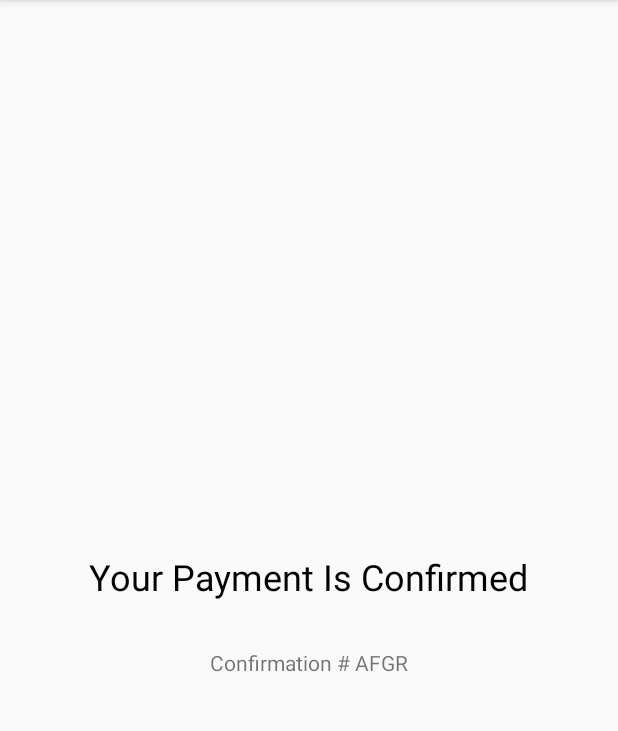
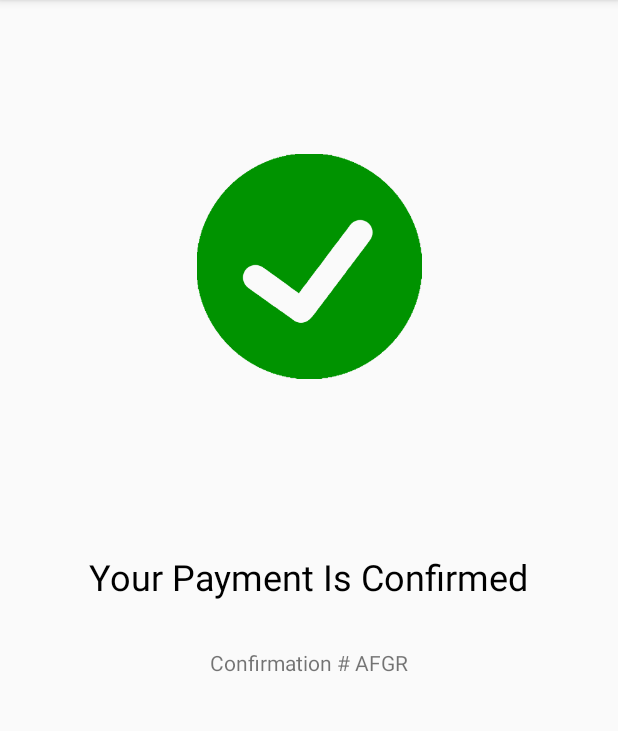
Before and after one commit to violetaria/FlyAway, an Android app: the Confirmation screen opened directly, with no data from a screen before it, on a phone screen of 412 x 824 dp, the part 84-815 px from its top. Run offline under Robolectric (Android 15) with nearby library versions, the phone set to English and light mode, and no system bars.

Commit message:
add icon to confirm screen

```diff
--- a/app/src/main/java/com/flyaway/app/TravelerInfo.java
+++ b/app/src/main/java/com/flyaway/app/TravelerInfo.java
@@ -1,30 +1,39 @@
 package com.flyaway.app;
 
 import android.app.DatePickerDialog;
+import android.content.Intent;
 import android.icu.text.SimpleDateFormat;
 import android.icu.util.Calendar;
+import android.os.Bundle;
 import android.support.v7.app.AppCompatActivity;
-import android.os.Bundle;
 import android.view.View;
+import android.widget.Button;
 import android.widget.DatePicker;
 import android.widget.EditText;
 
 import java.util.Locale;
-
-import static com.flyaway.app.R.id.etFromDate;
-import static com.flyaway.app.R.id.etToDate;
 
 public class TravelerInfo extends AppCompatActivity {
 
     DatePickerDialog.OnDateSetListener dobDP;
     DatePickerDialog.OnDateSetListener expDateDP;
     Calendar myCalendar = Calendar.getInstance();
+    Button btnBuyTicket;
 
     EditText dob, expDate;
     @Override
     protected void onCreate(Bundle savedInstanceState) {
         super.onCreate(savedInstanceState);
         setContentView(R.layout.activity_traveler_info);
+
+        btnBuyTicket = (Button) findViewById(R.id.btnBuyTicket);
+        btnBuyTicket.setOnClickListener(new View.OnClickListener() {
+            @Override
+            public void onClick(View view) {
+                Intent intent = new Intent(getApplicationContext(), Confirmation.class);
+                startActivity(intent);
+            }
+        });
 
         dob = (EditText) findViewById(R.id.dob);
         expDate = (EditText) findViewById(R.id.exp_date);
--- a/app/src/main/res/layout/activity_confirmation.xml
+++ b/app/src/main/res/layout/activity_confirmation.xml
@@ -4,6 +4,7 @@
     xmlns:tools="http://schemas.android.com/tools"
     android:layout_width="match_parent"
     android:layout_height="match_parent"
+    android:layout_centerHorizontal="true"
     tools:context="com.flyaway.app.Confirmation">
 
 
@@ -12,16 +13,18 @@
         android:layout_width="wrap_content"
         android:layout_height="wrap_content"
         android:layout_marginBottom="8dp"
+        android:layout_marginEnd="8dp"
         android:layout_marginLeft="8dp"
         android:layout_marginRight="8dp"
+        android:layout_marginStart="8dp"
         android:layout_marginTop="8dp"
         android:text="Your Payment Is Confirmed"
         android:textColor="@android:color/black"
         android:textSize="24sp"
         app:layout_constraintBottom_toBottomOf="parent"
-        app:layout_constraintLeft_toLeftOf="parent"
-        app:layout_constraintRight_toRightOf="parent"
-        app:layout_constraintTop_toTopOf="parent" />
+        app:layout_constraintLeft_toLeftOf="parent" app:layout_constraintRight_toRightOf="parent"
+        app:layout_constraintTop_toBottomOf="@+id/imageView"
+        app:layout_constraintTop_toTopOf="parent"/>
 
     <TextView
         android:id="@+id/textView2"
@@ -33,5 +36,21 @@
         android:layout_marginLeft="8dp"
         app:layout_constraintLeft_toLeftOf="parent"
         android:layout_marginRight="8dp"
-        app:layout_constraintRight_toRightOf="parent" />
+        app:layout_constraintRight_toRightOf="parent" android:layout_marginStart="8dp"
+        android:layout_marginEnd="8dp"/>
+
+    <ImageView
+        android:id="@+id/imageView"
+        android:layout_width="150dip"
+        android:layout_height="150dip"
+        android:scaleType="fitCenter"
+        app:layout_constraintLeft_toLeftOf="parent" app:layout_constraintRight_toRightOf="parent"
+        app:layout_constraintTop_toBottomOf="@+id/guideline2"
+        app:srcCompat="@drawable/check_mark" tools:layout_editor_absoluteY="0dp"/>
+    <android.support.constraint.Guideline android:layout_width="wrap_content"
+                                          android:layout_height="wrap_content"
+                                          android:id="@+id/guideline2"
+                                          app:layout_constraintGuide_begin="103dp"
+                                          android:orientation="horizontal"/>
+
 </android.support.constraint.ConstraintLayout>
--- a/app/src/main/res/layout/activity_traveler_info.xml
+++ b/app/src/main/res/layout/activity_traveler_info.xml
@@ -125,12 +125,11 @@
         android:hint="CVV"/>
 
     <Button
-        android:id="@+id/button4"
+        android:id="@+id/btnBuyTicket"
         android:layout_width="wrap_content"
         android:layout_height="wrap_content"
         android:layout_below="@+id/editText10"
-        android:layout_centerHorizontal="true"
-        android:layout_marginTop="25dp"
-        android:text="Buy Ticket" />
+        android:layout_centerHorizontal="true" android:layout_marginTop="25dp"
+        android:text="Buy Ticket"/>
 
 </RelativeLayout>
```
